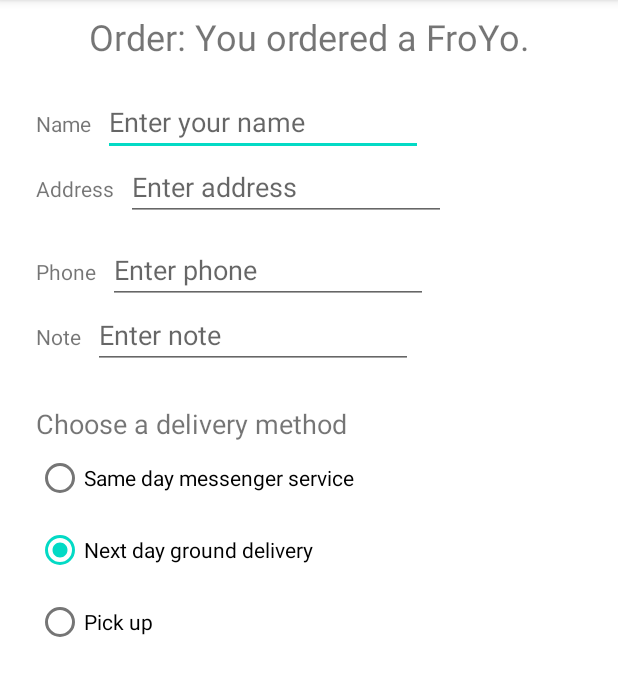
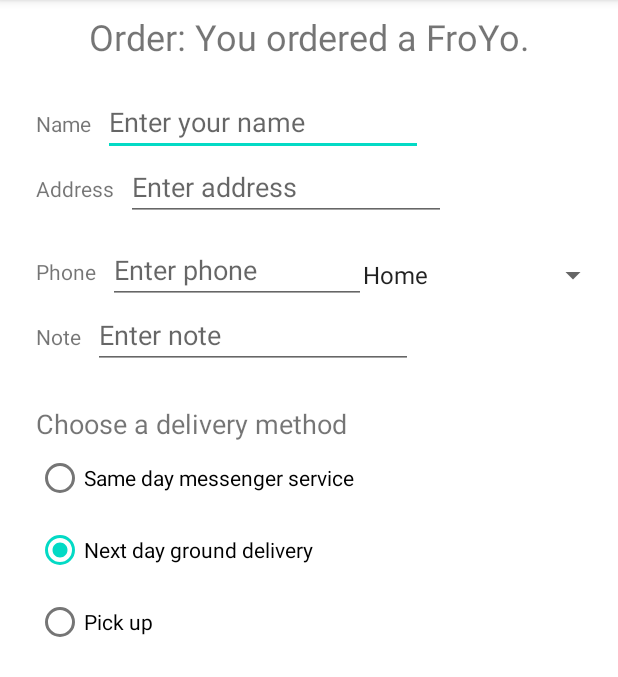
Before and after one commit to JoseCruzMV/DroidCafe, an Android app: the screen it shows after launch (OrderActivity), after a tap on an icon or button, on a phone screen of 412 x 824 dp, the part 84-761 px from its top. Run offline under Robolectric (Android 15) with nearby library versions, the phone set to English and light mode, and no system bars; our stand-ins replace navigation-ui.

Commit message:
Added Spinner to choose kind of phone number

```diff
--- a/app/src/main/java/com/example/droidcafe/OrderActivity.java
+++ b/app/src/main/java/com/example/droidcafe/OrderActivity.java
@@ -5,11 +5,16 @@ import androidx.appcompat.app.AppCompatActivity;
 import android.content.Intent;
 import android.os.Bundle;
 import android.view.View;
+import android.widget.AdapterView;
+import android.widget.ArrayAdapter;
 import android.widget.RadioButton;
+import android.widget.Spinner;
 import android.widget.TextView;
 import android.widget.Toast;
 
-public class OrderActivity extends AppCompatActivity {
+public class OrderActivity extends AppCompatActivity implements AdapterView.OnItemSelectedListener {
+
+    private String spinnerLabel;
 
     @Override
     protected void onCreate(Bundle savedInstanceState) {
@@ -20,6 +25,17 @@ public class OrderActivity extends AppCompatActivity {
         String message = "Order: " + intent.getStringExtra(MainActivity.EXTRA_MESSAGE);
         TextView textView = findViewById(R.id.order_textView);
         textView.setText(message);
+
+        Spinner spinner = findViewById(R.id.label_spinner);
+        if (spinner != null) {
+            spinner.setOnItemSelectedListener(this);
+        }
+        ArrayAdapter <CharSequence> adapter = ArrayAdapter.createFromResource(this,
+                R.array.labels_array, android.R.layout.simple_spinner_item);
+        adapter.setDropDownViewResource(android.R.layout.simple_spinner_dropdown_item);
+        if (spinner != null) {
+            spinner.setAdapter(adapter);
+        }
     }
 
     public void onRadioButtonClicked(View view) {
@@ -44,4 +60,15 @@ public class OrderActivity extends AppCompatActivity {
     public void displayToast(String message) {
         Toast.makeText(getApplicationContext(), message, Toast.LENGTH_SHORT).show();
     }
+
+    @Override
+    public void onItemSelected(AdapterView<?> parent, View view, int position, long id) {
+        spinnerLabel = parent.getItemAtPosition(position).toString();
+        displayToast(spinnerLabel);
+    }
+
+    @Override
+    public void onNothingSelected(AdapterView<?> parent) {
+
+    }
 }
--- a/app/src/main/res/layout/activity_order.xml
+++ b/app/src/main/res/layout/activity_order.xml
@@ -78,15 +78,25 @@
 
     <EditText
         android:id="@+id/phone_text"
-        android:layout_width="wrap_content"
+        android:layout_width="172dp"
         android:layout_height="wrap_content"
         android:layout_marginStart="8dp"
-        android:layout_marginLeft="8dp"
         android:ems="10"
         android:hint="@string/enter_phone_hint"
         android:inputType="phone"
         app:layout_constraintBaseline_toBaselineOf="@id/phone_label"
         app:layout_constraintStart_toEndOf="@id/phone_label" />
+
+    <Spinner
+        android:id="@+id/label_spinner"
+        android:layout_width="172dp"
+        android:layout_height="wrap_content"
+        android:layout_marginStart="8dp"
+        android:layout_marginTop="24dp"
+        android:layout_marginEnd="24dp"
+        app:layout_constraintEnd_toEndOf="parent"
+        app:layout_constraintStart_toEndOf="@id/phone_text"
+        app:layout_constraintTop_toBottomOf="@id/address_text" />
 
     <TextView
         android:id="@+id/note_label"
--- a/app/src/main/res/values/strings.xml
+++ b/app/src/main/res/values/strings.xml
@@ -30,4 +30,10 @@
     <string name="next_day_ground_delivery">Next day ground delivery</string>
     <string name="pick_up">Pick up</string>
 
+    <string-array name="labels_array">
+        <item>Home</item>
+        <item>Work</item>
+        <item>Mobile</item>
+        <item>Other</item>
+    </string-array>
 </resources>
```
